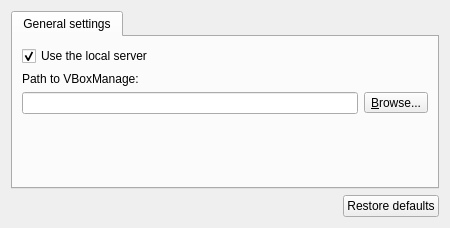
Old version of the form gns3/modules/virtualbox/ui/virtualbox_preferences_page.ui in the repository GNS3/gns3-gui.
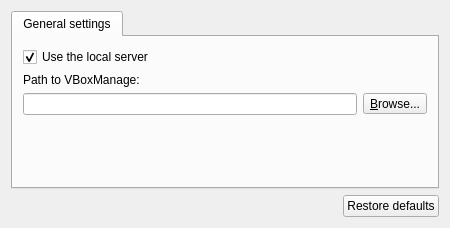
New version of the form.

Commit message: Force content margins for tab layouts.

The edit to the form file:
```diff
--- a/gns3/modules/virtualbox/ui/virtualbox_preferences_page.ui
+++ b/gns3/modules/virtualbox/ui/virtualbox_preferences_page.ui
@@ -27,6 +27,9 @@
        <string>General settings</string>
       </attribute>
       <layout class="QVBoxLayout" name="verticalLayout">
+       <property name="margin">
+        <number>10</number>
+       </property>
        <item>
         <widget class="QCheckBox" name="uiUseLocalServercheckBox">
          <property name="text">
```
The commit also changes 20 other files.
